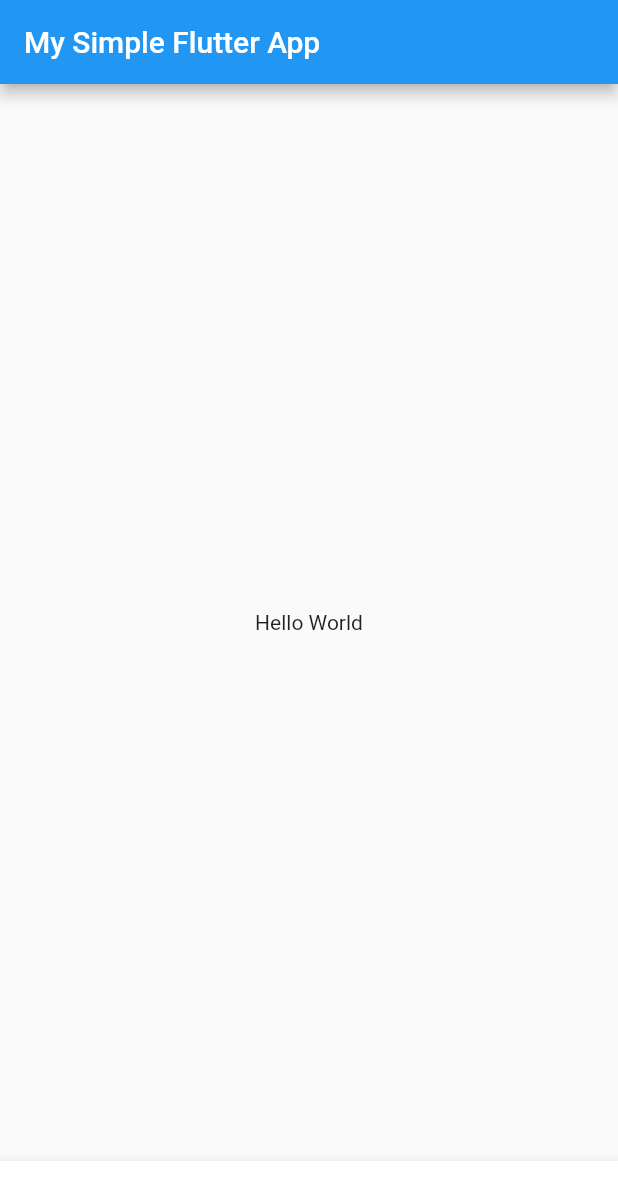
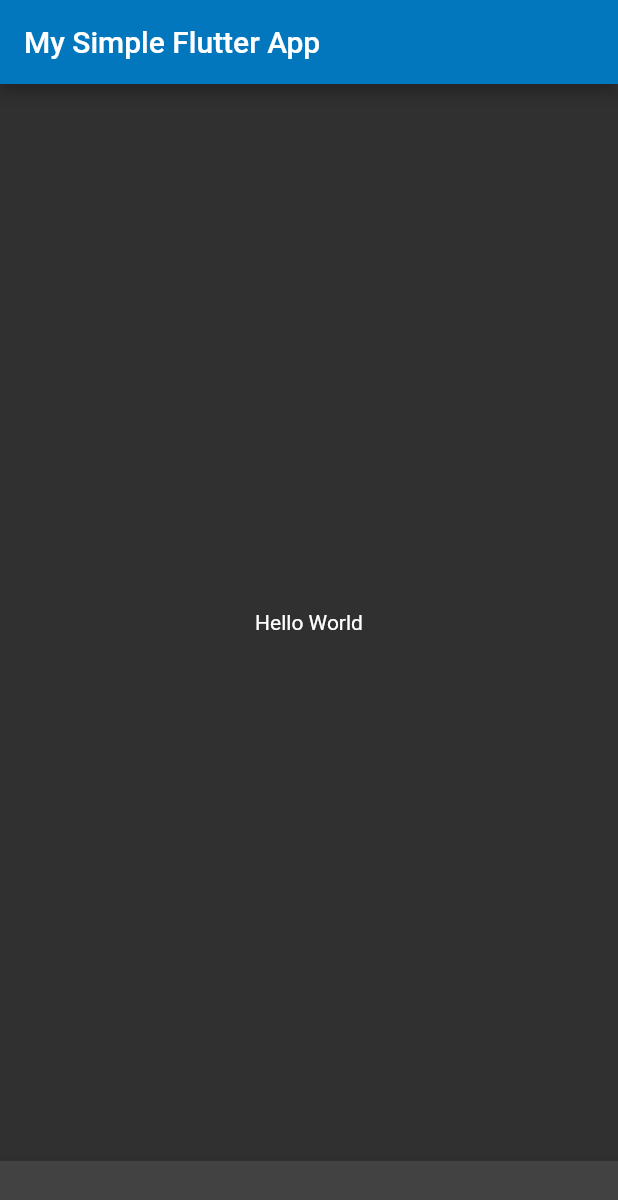
Before and after one commit to aysha-williams-develop/my_simple_flutter_app, a Flutter app: the screen it shows after launch, on a phone screen of 412 x 824 dp. Shown: the top 1200 px of the screen. Run offline on Flutter 3.47's test engine with Material 2 defaults, Android fonts, the phone set to English and light mode, and no system bars.

Commit message:
Update app theme - Updated the app theme using ThemeData - The theme is darker now

```diff
--- a/lib/main.dart
+++ b/lib/main.dart
@@ -6,6 +6,11 @@ class MyApp extends StatelessWidget {
   @override
   Widget build(BuildContext context) {
     return new MaterialApp(
+      theme: ThemeData(
+          brightness: Brightness.dark,
+          primaryColor: Colors.lightBlue[800],
+          accentColor: Colors.cyan[600]
+      ),
       home: Scaffold(
         appBar: AppBar(
           title: Text('My Simple Flutter App'),
```
